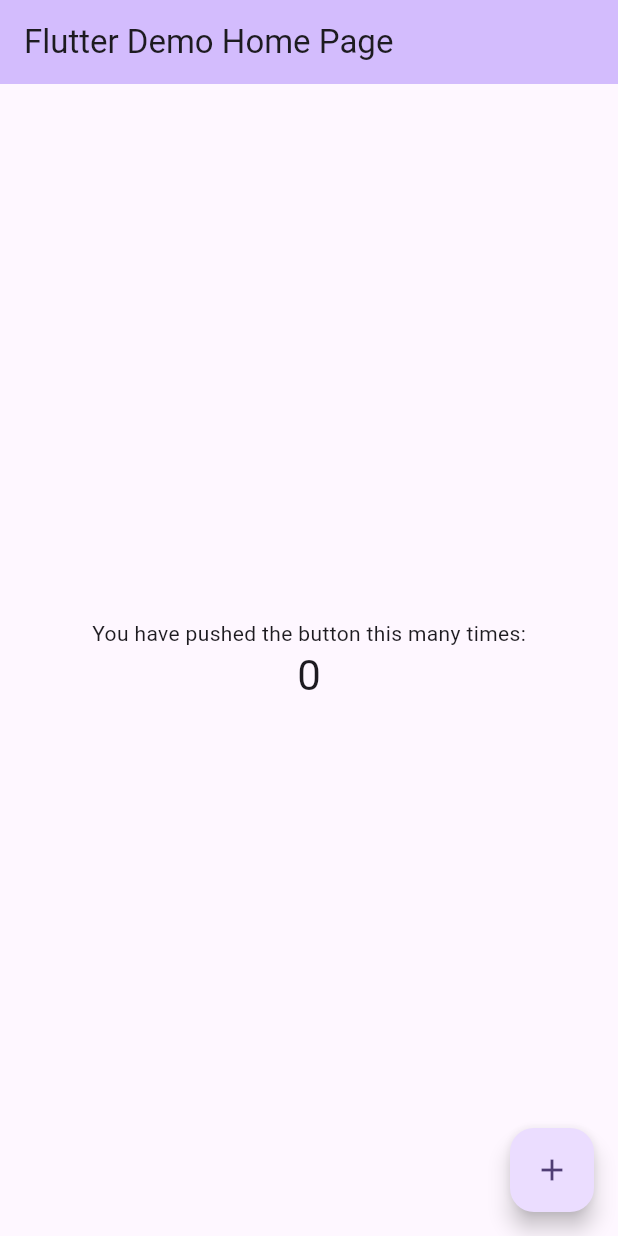
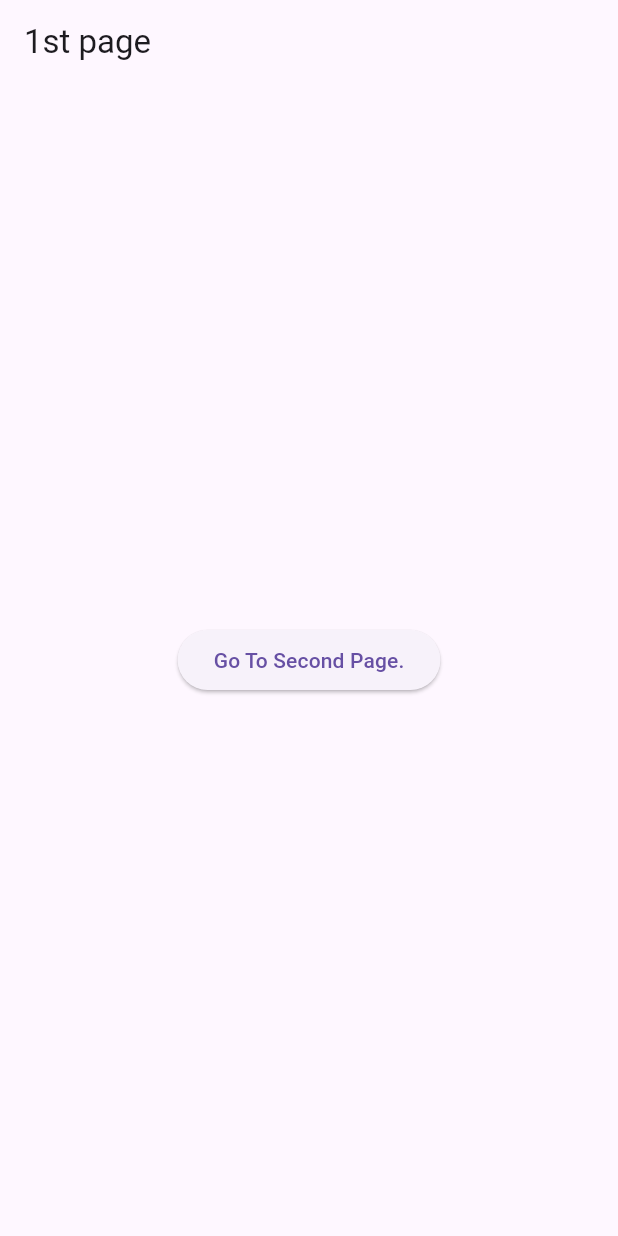
Before and after one commit to tomlogo/flutter_dev, a Flutter app: the screen it shows after launch, on a phone screen of 412 x 824 dp. Run offline on Flutter 3.47's test engine with Material 3 defaults, Android fonts, the phone set to English and light mode, and no system bars.

```diff
--- a/lib/main.dart
+++ b/lib/main.dart
@@ -1,4 +1,5 @@
 import 'package:flutter/material.dart';
+import 'package:flutter_dev/pages/first_page.dart';
 
 void main() {
   runApp(const MyApp());
@@ -10,116 +11,9 @@ class MyApp extends StatelessWidget {
   // This widget is the root of your application.
   @override
   Widget build(BuildContext context) {
-    return MaterialApp(
-      title: 'Flutter Demo',
-      theme: ThemeData(
-        // This is the theme of your application.
-        //
-        // TRY THIS: Try running your application with "flutter run". You'll see
-        // the application has a purple toolbar. Then, without quitting the app,
-        // try changing the seedColor in the colorScheme below to Colors.green
-        // and then invoke "hot reload" (save your changes or press the "hot
-        // reload" button in a Flutter-supported IDE, or press "r" if you used
-        // the command line to start the app).
-        //
-        // Notice that the counter didn't reset back to zero; the application
-        // state is not lost during the reload. To reset the state, use hot
-        // restart instead.
-        //
-        // This works for code too, not just values: Most code changes can be
-        // tested with just a hot reload.
-        colorScheme: ColorScheme.fromSeed(seedColor: Colors.deepPurple),
-        useMaterial3: true,
-      ),
-      home: const MyHomePage(title: 'Flutter Demo Home Page'),
+    return const MaterialApp(
+      debugShowCheckedModeBanner: false,
+      home: FirstPage(),
     );
   }
 }
-
-class MyHomePage extends StatefulWidget {
-  const MyHomePage({super.key, required this.title});
-
-  // This widget is the home page of your application. It is stateful, meaning
-  // that it has a State object (defined below) that contains fields that affect
-  // how it looks.
-
-  // This class is the configuration for the state. It holds the values (in this
-  // case the title) provided by the parent (in this case the App widget) and
-  // used by the build method of the State. Fields in a Widget subclass are
-  // always marked "final".
-
-  final String title;
-
-  @override
-  State<MyHomePage> createState() => _MyHomePageState();
-}
-
-class _MyHomePageState extends State<MyHomePage> {
-  int _counter = 0;
-
-  void _incrementCounter() {
-    setState(() {
-      // This call to setState tells the Flutter framework that something has
-      // changed in this State, which causes it to rerun the build method below
-      // so that the display can reflect the updated values. If we changed
-      // _counter without calling setState(), then the build method would not be
-      // called again, and so nothing would appear to happen.
-      _counter++;
-    });
-  }
-
-  @override
-  Widget build(BuildContext context) {
-    // This method is rerun every time setState is called, for instance as done
-    // by the _incrementCounter method above.
-    //
-    // The Flutter framework has been optimized to make rerunning build methods
-    // fast, so that you can just rebuild anything that needs updating rather
-    // than having to individually change instances of widgets.
-    return Scaffold(
-      appBar: AppBar(
-        // TRY THIS: Try changing the color here to a specific color (to
-        // Colors.amber, perhaps?) and trigger a hot reload to see the AppBar
-        // change color while the other colors stay the same.
-        backgroundColor: Theme.of(context).colorScheme.inversePrimary,
-        // Here we take the value from the MyHomePage object that was created by
-        // the App.build method, and use it to set our appbar title.
-        title: Text(widget.title),
-      ),
-      body: Center(
-        // Center is a layout widget. It takes a single child and positions it
-        // in the middle of the parent.
-        child: Column(
-          // Column is also a layout widget. It takes a list of children and
-          // arranges them vertically. By default, it sizes itself to fit its
-          // children horizontally, and tries to be as tall as its parent.
-          //
-          // Column has various properties to control how it sizes itself and
-          // how it positions its children. Here we use mainAxisAlignment to
-          // center the children vertically; the main axis here is the vertical
-          // axis because Columns are vertical (the cross axis would be
-          // horizontal).
-          //
-          // TRY THIS: Invoke "debug painting" (choose the "Toggle Debug Paint"
-          // action in the IDE, or press "p" in the console), to see the
-          // wireframe for each widget.
-          mainAxisAlignment: MainAxisAlignment.center,
-          children: <Widget>[
-            const Text(
-              'You have pushed the button this many times:',
-            ),
-            Text(
-              '$_counter',
-              style: Theme.of(context).textTheme.headlineMedium,
-            ),
-          ],
-        ),
-      ),
-      floatingActionButton: FloatingActionButton(
-        onPressed: _incrementCounter,
-        tooltip: 'Increment',
-        child: const Icon(Icons.add),
-      ), // This trailing comma makes auto-formatting nicer for build methods.
-    );
-  }
-}
--- /dev/null
+++ b/lib/pages/first_page.dart
@@ -0,0 +1,27 @@
+import 'package:flutter/material.dart';
+import 'package:flutter_dev/pages/second_page.dart';
+
+class FirstPage extends StatelessWidget {
+  const FirstPage({super.key});
+
+  @override
+  Widget build(BuildContext context) {
+    return Scaffold(
+      appBar: AppBar(
+        title: const Text("1st page"),
+      ),
+      body: Center(
+        child: ElevatedButton(
+          child: const Text("Go To Second Page."),
+          onPressed: () {
+            Navigator.push(
+                context,
+                MaterialPageRoute(
+                  builder: (context) => const SecondPage(),
+                ));
+          },
+        ),
+      ),
+    );
+  }
+}
--- /dev/null
+++ b/lib/pages/second_page.dart
@@ -0,0 +1,14 @@
+import 'package:flutter/material.dart';
+
+class SecondPage extends StatelessWidget {
+  const SecondPage({super.key});
+
+  @override
+  Widget build(BuildContext context) {
+    return Scaffold(
+      appBar: AppBar(
+        title: const Text("2nd page"),
+      ),
+    );
+  }
+}
```
